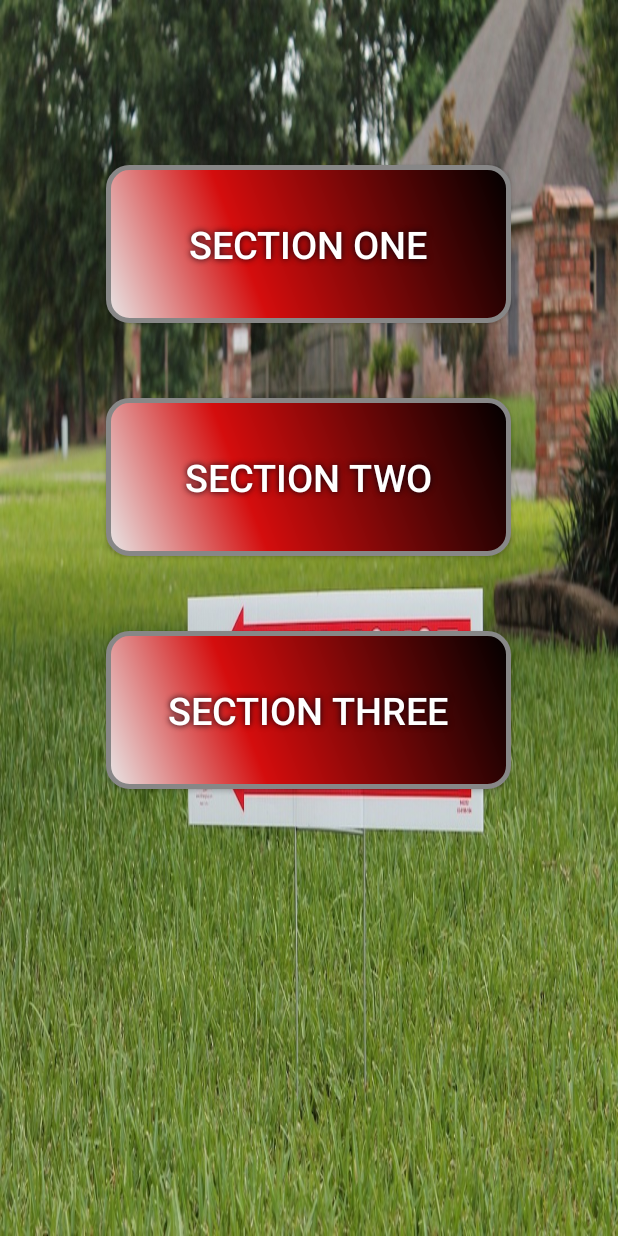
After one commit to Angelala26/real-estate-practice, an Android app: the SelectGroup screen opened directly, with no data from a screen before it, on a phone screen of 412 x 824 dp. The commit adds this screen. Run offline under Robolectric (Android 15) with nearby library versions, the light colour scheme and no system bars.

Commit message:
Add SelectGroup.java and xml file to select different sections

```diff
--- a/app/src/main/AndroidManifest.xml
+++ b/app/src/main/AndroidManifest.xml
@@ -22,6 +22,8 @@
         </activity>
         <activity android:name=".IncorrectQuestion">
         </activity>
+        <activity android:name=".SelectGroup">
+        </activity>
     </application>
 
 </manifest>
--- a/app/src/main/java/com/example/android/realestatepractice/MainActivity.java
+++ b/app/src/main/java/com/example/android/realestatepractice/MainActivity.java
@@ -18,13 +18,13 @@ public class MainActivity extends AppCompatActivity {
         startButton.setOnClickListener(new View.OnClickListener() {
             @Override
             public void onClick(View view) {
-                goToTest();
+                goToGroups();
             }
         });
     }
 
-    private void goToTest() {
-        Intent intent = new Intent(this, PracticeTest.class);
+    private void goToGroups() {
+        Intent intent = new Intent(this, SelectGroup.class);
         startActivity(intent);
     }
 }
--- /dev/null
+++ b/app/src/main/java/com/example/android/realestatepractice/SelectGroup.java
@@ -0,0 +1,13 @@
+package com.example.android.realestatepractice;
+
+import android.support.v7.app.AppCompatActivity;
+import android.os.Bundle;
+
+public class SelectGroup extends AppCompatActivity {
+
+    @Override
+    protected void onCreate(Bundle savedInstanceState) {
+        super.onCreate(savedInstanceState);
+        setContentView(R.layout.activity_select_group);
+    }
+}
--- /dev/null
+++ b/app/src/main/res/layout/activity_select_group.xml
@@ -0,0 +1,60 @@
+<?xml version="1.0" encoding="utf-8"?>
+<LinearLayout
+    xmlns:android="http://schemas.android.com/apk/res/android"
+    xmlns:app="http://schemas.android.com/apk/res-auto"
+    xmlns:tools="http://schemas.android.com/tools"
+    android:layout_width="match_parent"
+    android:layout_height="match_parent"
+    android:orientation="vertical"
+    android:background="@drawable/open_house"
+    android:gravity="center_horizontal"
+    tools:context="com.example.android.realestatepractice.SelectGroup">
+
+
+    <Button
+        android:id="@+id/section_one"
+        android:layout_width="wrap_content"
+        android:layout_height="wrap_content"
+        android:padding="35dp"
+        android:layout_marginTop="110dp"
+        android:text="Section one"
+        android:textSize="25sp"
+        android:textColor="#FFFFFF"
+        android:background="@drawable/buttonshape"
+        android:shadowColor="#0C030D"
+        android:shadowDx="0"
+        android:shadowDy="0"
+        android:shadowRadius="5"/>
+
+    <Button
+        android:id="@+id/section_two"
+        android:layout_width="wrap_content"
+        android:layout_height="wrap_content"
+        android:padding="35dp"
+        android:layout_marginTop="50dp"
+        android:text="Section two"
+        android:textSize="25sp"
+        android:textColor="#FFFFFF"
+        android:background="@drawable/buttonshape"
+        android:shadowColor="#0C030D"
+        android:shadowDx="0"
+        android:shadowDy="0"
+        android:shadowRadius="5"/>
+
+    <Button
+        android:id="@+id/section_three"
+        android:layout_width="wrap_content"
+        android:layout_height="wrap_content"
+        android:padding="35dp"
+        android:layout_marginTop="50dp"
+        android:text="Section three"
+        android:textSize="25sp"
+        android:textColor="#FFFFFF"
+        android:background="@drawable/buttonshape"
+        android:shadowColor="#0C030D"
+        android:shadowDx="0"
+        android:shadowDy="0"
+        android:shadowRadius="5"/>
+
+
+</LinearLayout>
```
